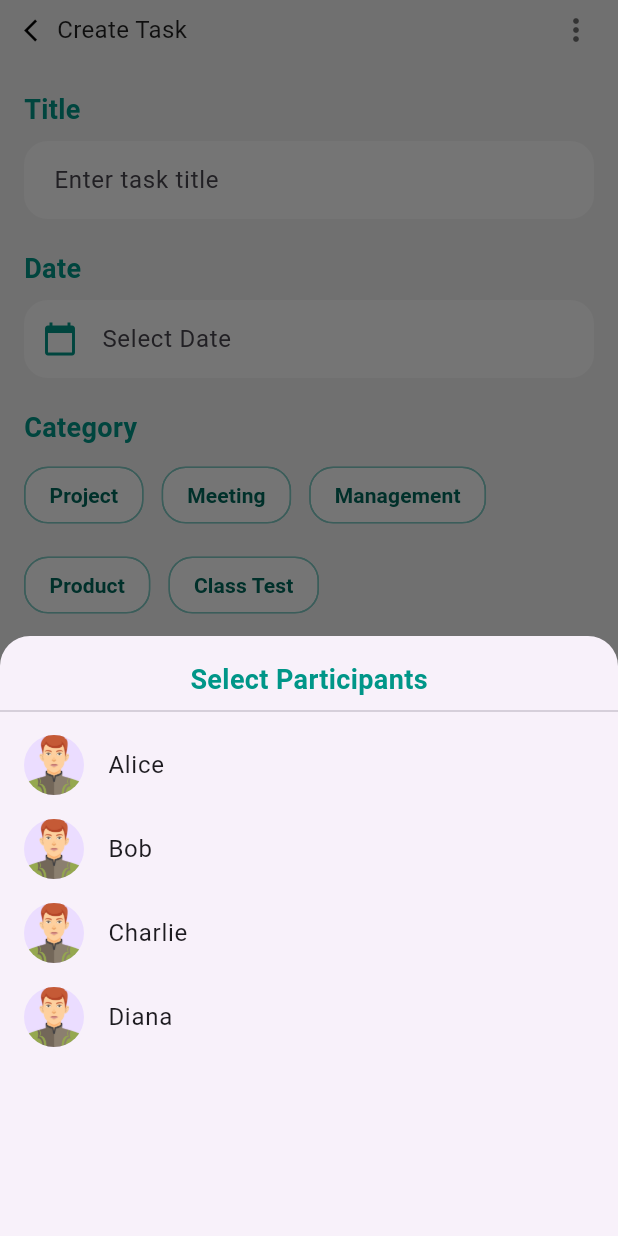
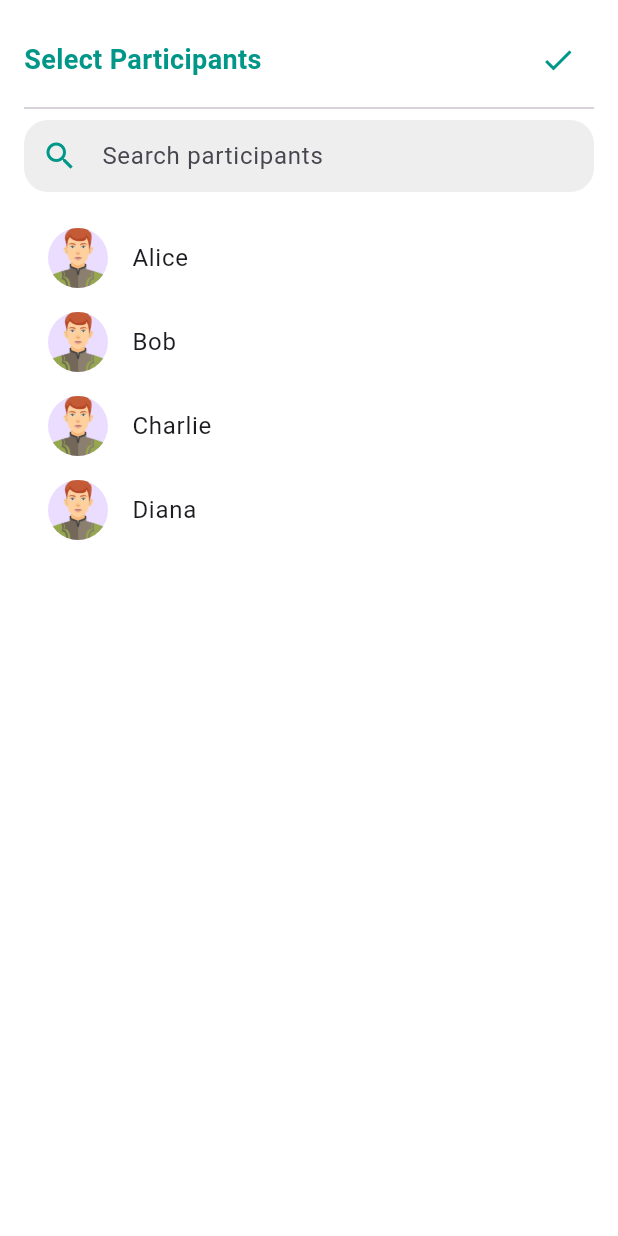
Before and after one commit to iq-bal/Class-Mate-App, a Flutter app: the CreateTaskView screen opened directly, after a tap on the "add" icon, on a phone screen of 412 x 824 dp. Run offline on Flutter 3.47's test engine with Material 3 defaults, Android fonts, the phone set to English and light mode, and no system bars; our stand-ins replace dio, file_picker, flutter_local_notifications, flutter_secure_storage, jwt_decoder and 1 more; missing offline and left inert: dart:ffi; accounts and stored records are empty.

Commit message:
search options in the participant selector modal

```diff
--- a/lib/views/task/create_task_view.dart
+++ b/lib/views/task/create_task_view.dart
@@ -69,18 +69,41 @@ class _CreateTaskViewState extends State<CreateTaskView> {
     }
   }
 
+
+
   void _openParticipantSelector() {
-    showModalBottomSheet(
+    TextEditingController searchController = TextEditingController();
+    List<Map<String, String>> filteredUsers = List.from(allUsers);
+
+    showDialog(
       context: context,
-      shape: const RoundedRectangleBorder(
-        borderRadius: BorderRadius.vertical(top: Radius.circular(20)),
-      ),
       builder: (context) {
-        return SizedBox(
-          height: 400,
+        return StatefulBuilder(
+          builder: (context, setState) {
+            void _filterUsers(String query) {
+              setState(() {
+                if (query.isEmpty) {
+                  filteredUsers = List.from(allUsers);
+                } else {
+                  filteredUsers = allUsers
+                      .where((user) =>
+                      user["name"]!.toLowerCase().contains(query.toLowerCase()))
+                      .toList();
+                }
+              });
+            }
+
+            return Scaffold(
+              backgroundColor: Colors.white,
+              body: SafeArea(
+                child: Padding(
+                  padding: const EdgeInsets.all(16.0),
                   child: Column(
                     children: [
-              const SizedBox(height: 16),
+                      // Header with Close Button
+                      Row(
+                        mainAxisAlignment: MainAxisAlignment.spaceBetween,
+                        children: [
                           const Text(
                             "Select Participants",
                             style: TextStyle(
@@ -89,13 +112,44 @@ class _CreateTaskViewState extends State<CreateTaskView> {
                               color: Colors.teal,
                             ),
                           ),
+                          IconButton(
+                            onPressed: () => Navigator.pop(context),
+                            icon: const Icon(Icons.check, color: Colors.teal),
+                          ),
+                        ],
+                      ),
                       const Divider(),
+
+                      // Search Field
+                      TextField(
+                        controller: searchController,
+                        onChanged: _filterUsers,
+                        decoration: InputDecoration(
+                          prefixIcon: const Icon(Icons.search, color: Colors.teal),
+                          hintText: "Search participants",
+                          border: OutlineInputBorder(
+                            borderRadius: BorderRadius.circular(16),
+                            borderSide: BorderSide.none,
+                          ),
+                          filled: true,
+                          fillColor: Colors.grey.shade200,
+                          contentPadding: const EdgeInsets.symmetric(
+                            horizontal: 16,
+                            vertical: 12,
+                          ),
+                        ),
+                      ),
+                      const SizedBox(height: 16),
+
+                      // Participant List
                       Expanded(
-                child: ListView.builder(
-                  itemCount: allUsers.length,
+                        child: filteredUsers.isNotEmpty
+                            ? ListView.builder(
+                          itemCount: filteredUsers.length,
                           itemBuilder: (context, index) {
-                    final user = allUsers[index];
+                            final user = filteredUsers[index];
                             final isSelected = selectedParticipants.contains(user);
+
                             return ListTile(
                               leading: CircleAvatar(
                                 backgroundImage: AssetImage(user["avatar"]!),
@@ -112,18 +166,35 @@ class _CreateTaskViewState extends State<CreateTaskView> {
                                     selectedParticipants.add(user);
                                   }
                                 });
-                        Navigator.pop(context);
+                                // Reflect the changes immediately in the parent state
+                                this.setState(() {});
                               },
                             );
                           },
+                        )
+                            : const Center(
+                          child: Text(
+                            "No participants found",
+                            style: TextStyle(
+                              fontSize: 16,
+                              color: Colors.grey,
+                            ),
+                          ),
                         ),
                       ),
                     ],
                   ),
+                ),
+              ),
+            );
+          },
         );
       },
     );
   }
+
+
+
 
   @override
   Widget build(BuildContext context) {
```
Also changed, not shown: lib/controllers/task/task_controller.dart (+34 -0 lines), lib/entity/task_entity.dart (added, +47 -0 lines), lib/services/task/task_services.dart (+35 -0 lines). Lines whose indentation alone changed are shown as unchanged.
